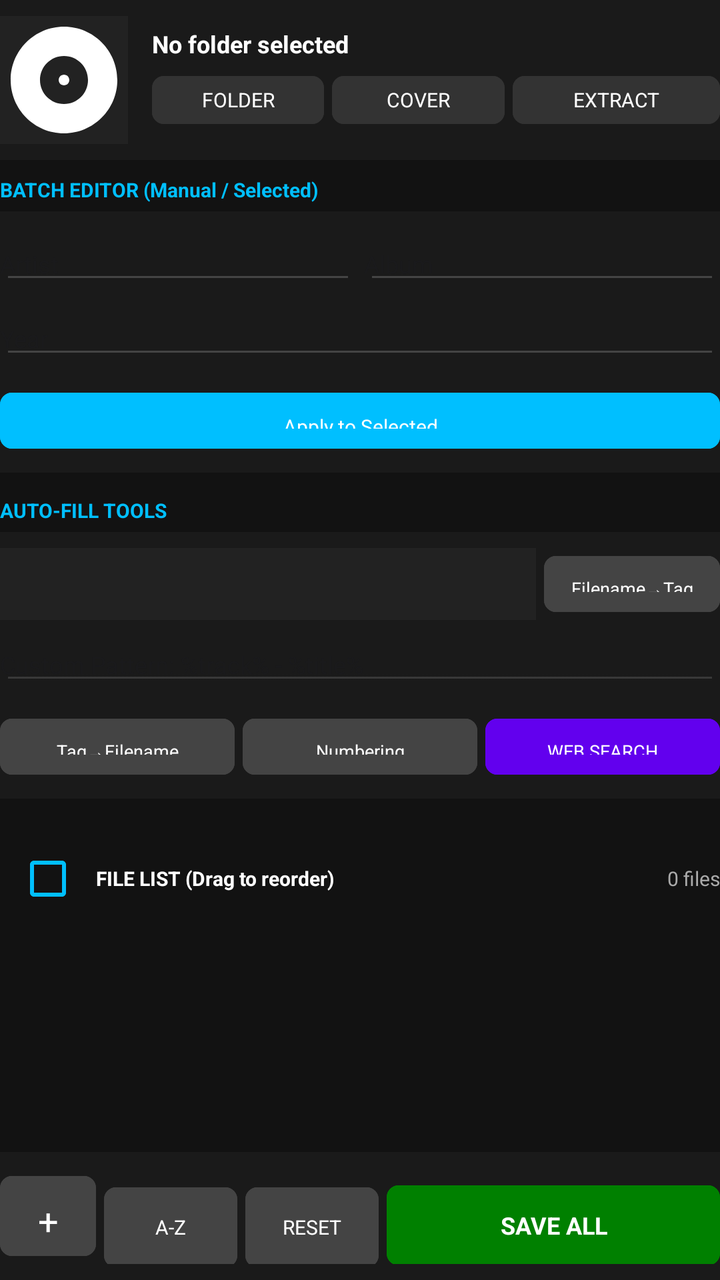
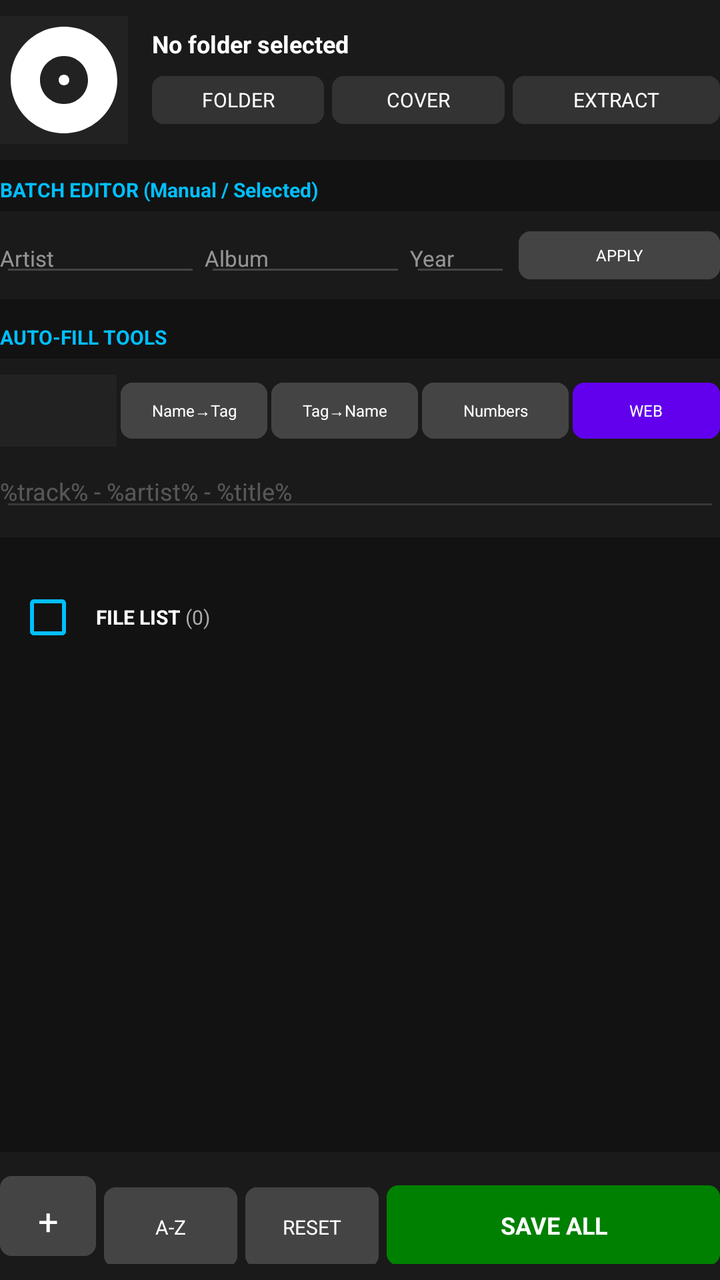

Two renders of the same Android screen: before a commit and after it. Below are the layout's source before the change and the commit's diff.
<!-- AndroidManifest.xml: application theme Theme.RetroMusic.MD3 -->
<!-- res/layout/activity_batch_tag_editor.xml -->
<?xml version="1.0" encoding="utf-8"?>
<LinearLayout xmlns:android="http://schemas.android.com/apk/res/android"
    xmlns:app="http://schemas.android.com/apk/res-auto"
    android:layout_width="match_parent"
    android:layout_height="match_parent"
    android:orientation="vertical"
    android:background="#121212">

    
    <LinearLayout
        android:layout_width="match_parent"
        android:layout_height="wrap_content"
        android:orientation="horizontal"
        android:padding="8dp"
        android:gravity="center_vertical"
        android:background="#1A1A1A">

        <ImageView
            android:id="@+id/ivAlbumArt"
            android:layout_width="64dp"
            android:layout_height="64dp"
            android:src="@drawable/ic_album"
            android:scaleType="centerCrop"
            android:background="#222222" />

        <LinearLayout
            android:layout_width="0dp"
            android:layout_height="wrap_content"
            android:layout_weight="1"
            android:orientation="vertical"
            android:layout_marginStart="12dp">

            <TextView
                android:id="@+id/tvCurrentFolder"
                android:layout_width="match_parent"
                android:layout_height="wrap_content"
                android:text="No folder selected"
                android:textColor="#FFFFFF"
                android:textSize="12sp"
                android:textStyle="bold"
                android:maxLines="1"
                android:ellipsize="middle" />

            <LinearLayout
                android:layout_width="match_parent"
                android:layout_height="wrap_content"
                android:orientation="horizontal"
                android:layout_marginTop="4dp">

                <Button
                    android:id="@+id/btnSelectFolder"
                    android:layout_width="0dp"
                    android:layout_height="32dp"
                    android:layout_weight="1"
                    android:text="FOLDER"
                    android:backgroundTint="#333333"
                    android:textColor="#FFFFFF"
                    android:textSize="10sp"
                    android:padding="0dp" />

                <Button
                    android:id="@+id/btnSelectArt"
                    android:layout_width="0dp"
                    android:layout_height="32dp"
                    android:layout_weight="1"
                    android:text="COVER"
                    android:backgroundTint="#333333"
                    android:textColor="#FFFFFF"
                    android:textSize="10sp"
                    android:layout_marginStart="4dp"
                    android:padding="0dp" />

                <Button
                    android:id="@+id/btnExtractArt"
                    android:layout_width="0dp"
                    android:layout_height="32dp"
                    android:layout_weight="1.2"
                    android:text="EXTRACT"
                    android:backgroundTint="#333333"
                    android:textColor="#FFFFFF"
                    android:textSize="10sp"
                    android:layout_marginStart="4dp"
                    android:padding="0dp" />
            </LinearLayout>
        </LinearLayout>

        <ImageView
            android:id="@+id/ivSuggestedCover"
            android:layout_width="48dp"
            android:layout_height="48dp"
            android:layout_marginStart="8dp"
            android:background="#3300FF00"
            android:scaleType="centerCrop"
            android:visibility="gone" />
    </LinearLayout>

    <androidx.core.widget.NestedScrollView
        android:layout_width="match_parent"
        android:layout_height="0dp"
        android:layout_weight="1"
        android:fillViewport="true">

        <LinearLayout
            android:layout_width="match_parent"
            android:layout_height="wrap_content"
            android:orientation="vertical"
            android:padding="8dp">

            
            <TextView
                android:layout_width="wrap_content"
                android:layout_height="wrap_content"
                android:text="BATCH EDITOR (Manual / Selected)"
                android:textColor="#00BFFF"
                android:textSize="10sp"
                android:textStyle="bold"
                android:layout_marginBottom="4dp" />

            <LinearLayout
                android:layout_width="match_parent"
                android:layout_height="wrap_content"
                android:orientation="vertical"
                android:background="#1A1A1A"
                android:padding="8dp">

                <LinearLayout
                    android:layout_width="match_parent"
                    android:layout_height="wrap_content"
                    android:orientation="horizontal">
                    <EditText android:id="@+id/etArtistBatch" android:layout_width="0dp" android:layout_weight="1" android:layout_height="wrap_content" android:hint="Artist" android:textColor="#FFFFFF" android:textSize="12sp" android:backgroundTint="#444444" />
                    <EditText android:id="@+id/etAlbumBatch" android:layout_width="0dp" android:layout_weight="1" android:layout_height="wrap_content" android:hint="Album" android:textColor="#FFFFFF" android:textSize="12sp" android:backgroundTint="#444444" android:layout_marginStart="4dp" />
                </LinearLayout>

                <LinearLayout
                    android:layout_width="match_parent"
                    android:layout_height="wrap_content"
                    android:orientation="horizontal"
                    android:layout_marginTop="4dp">
                    <EditText android:id="@+id/etYearBatch" android:layout_width="0dp" android:layout_weight="0.6" android:layout_height="wrap_content" android:hint="Year" android:textColor="#FFFFFF" android:textSize="12sp" android:backgroundTint="#444444" android:inputType="number" />
                </LinearLayout>

                <Button
                    android:id="@+id/btnApplyManualTags"
                    android:layout_width="match_parent"
                    android:layout_height="36dp"
                    android:text="Apply to Selected"
                    android:backgroundTint="#00BFFF"
                    android:textColor="#FFFFFF"
                    android:textSize="10sp"
                    android:layout_marginTop="8dp" />
            </LinearLayout>

            
            <TextView
                android:layout_width="wrap_content"
                android:layout_height="wrap_content"
                android:text="AUTO-FILL TOOLS"
                android:textColor="#00BFFF"
                android:textSize="10sp"
                android:textStyle="bold"
                android:layout_marginTop="12dp"
                android:layout_marginBottom="4dp" />

            <LinearLayout
                android:layout_width="match_parent"
                android:layout_height="wrap_content"
                android:orientation="vertical"
                android:background="#1A1A1A"
                android:padding="8dp">

                <LinearLayout
                    android:layout_width="match_parent"
                    android:layout_height="wrap_content"
                    android:orientation="horizontal"
                    android:gravity="center_vertical">

                    <androidx.appcompat.widget.AppCompatSpinner
                        android:id="@+id/spinnerPatterns"
                        android:layout_width="0dp"
                        android:layout_height="36dp"
                        android:layout_weight="1"
                        android:background="#222222" />

                    <Button
                        android:id="@+id/btnApplyPattern"
                        android:layout_width="wrap_content"
                        android:layout_height="36dp"
                        android:text="Filename→Tag"
                        android:textColor="#FFFFFF"
                        android:textSize="9sp"
                        android:backgroundTint="#444444"
                        android:layout_marginStart="4dp" />
                </LinearLayout>

                <EditText
                    android:id="@+id/etPattern"
                    android:layout_width="match_parent"
                    android:layout_height="wrap_content"
                    android:hint="Custom Pattern: %track% - %title%"
                    android:textColor="#FFFFFF"
                    android:textSize="12sp"
                    android:backgroundTint="#22FFFFFF"
                    android:layout_marginTop="4dp" />

                <LinearLayout
                    android:layout_width="match_parent"
                    android:layout_height="wrap_content"
                    android:orientation="horizontal"
                    android:layout_marginTop="8dp">
                    <Button android:id="@+id/btnRenameFiles" android:layout_width="0dp" android:layout_height="36dp" android:layout_weight="1" android:text="Tag→Filename" android:textColor="#FFFFFF" android:textSize="9sp" android:backgroundTint="#444444" />
                    <Button android:id="@+id/btnNumberTracks" android:layout_width="0dp" android:layout_height="36dp" android:layout_weight="1" android:text="Numbering" android:textColor="#FFFFFF" android:textSize="9sp" android:backgroundTint="#444444" android:layout_marginStart="4dp" />
                    <Button android:id="@+id/btnFetchInternet" android:layout_width="0dp" android:layout_height="36dp" android:layout_weight="1" android:text="WEB SEARCH" android:textColor="#FFFFFF" android:textSize="9sp" android:backgroundTint="#6200EE" android:layout_marginStart="4dp" />
                </LinearLayout>
            </LinearLayout>

            
            <LinearLayout
                android:id="@+id/webSearchPanel"
                android:layout_width="match_parent"
                android:layout_height="wrap_content"
                android:orientation="horizontal"
                android:layout_marginTop="8dp"
                android:visibility="gone">
                <EditText android:id="@+id/etArtistSearch" android:layout_width="0dp" android:layout_weight="1" android:layout_height="wrap_content" android:hint="Web Artist" android:textColor="#FFFFFF" android:textSize="12sp" />
                <EditText android:id="@+id/etAlbumSearch" android:layout_width="0dp" android:layout_weight="1" android:layout_height="wrap_content" android:hint="Web Album" android:textColor="#FFFFFF" android:textSize="12sp" />
            </LinearLayout>

            <LinearLayout
                android:layout_width="match_parent"
                android:layout_height="wrap_content"
                android:orientation="horizontal"
                android:layout_marginTop="16dp"
                android:gravity="center_vertical">
                <CheckBox
                    android:id="@+id/cbSelectAll"
                    android:layout_width="wrap_content"
                    android:layout_height="wrap_content"
                    android:checked="true"
                    android:buttonTint="#00BFFF" />
                <TextView
                    android:layout_width="0dp"
                    android:layout_height="wrap_content"
                    android:layout_weight="1"
                    android:text="FILE LIST (Drag to reorder)"
                    android:textColor="#FFFFFF"
                    android:textSize="10sp"
                    android:textStyle="bold" />
                <TextView
                    android:id="@+id/tvFileCount"
                    android:layout_width="wrap_content"
                    android:layout_height="wrap_content"
                    android:text="0 files"
                    android:textColor="#AAAAAA"
                    android:textSize="10sp" />
            </LinearLayout>

            <androidx.recyclerview.widget.RecyclerView
                android:id="@+id/rvSongs"
                android:layout_width="match_parent"
                android:layout_height="wrap_content"
                android:layout_marginTop="4dp"
                android:background="#161616"
                android:nestedScrollingEnabled="false" />

            
            <TextView
                android:id="@+id/tvWebRefLabel"
                android:layout_width="wrap_content"
                android:layout_height="wrap_content"
                android:text="WEB REFERENCE (MusicBrainz)"
                android:textColor="#00BFFF"
                android:textSize="10sp"
                android:textStyle="bold"
                android:layout_marginTop="16dp"
                android:visibility="gone" />

            <androidx.recyclerview.widget.RecyclerView
                android:id="@+id/rvMetadata"
                android:layout_width="match_parent"
                android:layout_height="wrap_content"
                android:background="#181818"
                android:visibility="gone" />

        </LinearLayout>
    </androidx.core.widget.NestedScrollView>

    
    <LinearLayout
        android:layout_width="match_parent"
        android:layout_height="wrap_content"
        android:orientation="horizontal"
        android:padding="8dp"
        android:background="#1A1A1A">

        <Button
            android:id="@+id/btnAddPlaceholder"
            android:layout_width="48dp"
            android:layout_height="48dp"
            android:text="+"
            android:textColor="#FFFFFF"
            android:textSize="18sp"
            android:backgroundTint="#444444" />

        <Button
            android:id="@+id/btnSortAlpha"
            android:layout_width="0dp"
            android:layout_height="48dp"
            android:layout_weight="1"
            android:text="A-Z"
            android:textColor="#FFFFFF"
            android:textSize="10sp"
            android:backgroundTint="#444444"
            android:layout_marginStart="4dp" />

        <Button
            android:id="@+id/btnClearTags"
            android:layout_width="0dp"
            android:layout_height="48dp"
            android:layout_weight="1"
            android:text="RESET"
            android:textColor="#FFFFFF"
            android:textSize="10sp"
            android:backgroundTint="#444444"
            android:layout_marginStart="4dp" />

        <Button
            android:id="@+id/btnSaveAll"
            android:layout_width="0dp"
            android:layout_height="48dp"
            android:layout_weight="2.5"
            android:text="SAVE ALL"
            android:textColor="#FFFFFF"
            android:textSize="12sp"
            android:textStyle="bold"
            android:backgroundTint="#008000"
            android:layout_marginStart="4dp" />
    </LinearLayout>

</LinearLayout>
<!-- resources referenced by this layout -->
<resources>
  <!-- drawable ic_album (drawable) -->
  <?xml version="1.0" encoding="utf-8"?>
  <vector xmlns:android="http://schemas.android.com/apk/res/android"
      android:width="24dp"
      android:height="24dp"
      android:viewportWidth="24"
      android:viewportHeight="24">
  
      <path
          android:fillColor="@color/md_white_1000"
          android:pathData="M12 2C6.48 2 2 6.48 2 12s4.48 10 10 10 10-4.48 10-10S17.52 2 12 2zm0 14.5c-2.49 0-4.5-2.01-4.5-4.5S9.51 7.5 12 7.5s4.5 2.01 4.5 4.5-2.01 4.5-4.5 4.5zm0-5.5c-0.55 0-1 0.45-1 1s0.45 1 1 1 1-0.45 1-1-0.45-1-1-1z" />
  </vector>
  <color name="md_white_1000">#FFFFFF</color>
  <!-- drawable round_selector (drawable) -->
  <ripple xmlns:android="http://schemas.android.com/apk/res/android"
      android:color="?android:attr/colorControlHighlight">
  
      <item
          android:id="@android:id/mask"
          android:drawable="@drawable/round_selector_mask" />
  
  </ripple>
  <!-- drawable rect_selector (drawable) -->
  <?xml version="1.0" encoding="utf-8"?>
  <ripple xmlns:android="http://schemas.android.com/apk/res/android"
      android:color="?android:attr/colorControlHighlight">
  
      <item android:id="@android:id/mask">
          <shape>
              <corners android:radius="@dimen/m3_card_corner_radius" />
              <solid android:color="@color/md_green_500" />
          </shape>
      </item>
      <item>
          <selector>
              <item android:state_activated="true">
                  <shape>
                      <corners android:radius="@dimen/m3_card_corner_radius" />
                      <solid android:color="?android:attr/colorControlHighlight" />
                  </shape>
              </item>
          </selector>
      </item>
  </ripple>
  <style name="MaterialButtonTheme" parent="Widget.Material3.Button">
          <item name="cornerRadius">6dp</item>
          <item name="iconGravity">textStart</item>
          <item name="iconTint">?attr/colorControlNormal</item>
          <item name="android:textColor">?android:attr/textColorPrimary</item>
          <item name="android:textAppearance">@style/TextViewNormal</item>
          <item name="android:textAllCaps">false</item>
          <item name="android:paddingTop">@dimen/button_padding_vertical</item>
          <item name="android:paddingBottom">@dimen/button_padding_vertical</item>
      </style>
  <style name="PlayerActionButtonStyle" parent="Widget.AppCompat.ActionButton">
          <item name="android:minWidth">140dp</item>
          <item name="android:paddingStart">48dp</item>
          <item name="android:paddingEnd">48dp</item>
      </style>
  <!-- drawable round_selector_mask (drawable) -->
  <?xml version="1.0" encoding="utf-8"?>
  <shape xmlns:android="http://schemas.android.com/apk/res/android"
      android:shape="oval">
      <solid android:color="@android:color/white" />
  </shape>
  <dimen name="m3_card_corner_radius">16dp</dimen>
  <color name="md_green_500">#4CAF50</color>
  <style name="TextViewNormal" parent="">
          <item name="android:textSize">14sp</item>
      </style>
  <dimen name="button_padding_vertical">10dp</dimen>
  <!-- unchanged entries left out for length: 1 -->
</resources>

<!-- the commit's change to res/layout/activity_batch_tag_editor.xml (unified diff, before → after) -->
@@ -119,35 +119,58 @@
             <LinearLayout
                 android:layout_width="match_parent"
                 android:layout_height="wrap_content"
-                android:orientation="vertical"
+                android:orientation="horizontal"
                 android:background="#1A1A1A"
-                android:padding="8dp">
-
-                <LinearLayout
-                    android:layout_width="match_parent"
-                    android:layout_height="wrap_content"
-                    android:orientation="horizontal">
-                    <EditText android:id="@+id/etArtistBatch" android:layout_width="0dp" android:layout_weight="1" android:layout_height="wrap_content" android:hint="Artist" android:textColor="#FFFFFF" android:textSize="12sp" android:backgroundTint="#444444" />
-                    <EditText android:id="@+id/etAlbumBatch" android:layout_width="0dp" android:layout_weight="1" android:layout_height="wrap_content" android:hint="Album" android:textColor="#FFFFFF" android:textSize="12sp" android:backgroundTint="#444444" android:layout_marginStart="4dp" />
-                </LinearLayout>
-
-                <LinearLayout
-                    android:layout_width="match_parent"
-                    android:layout_height="wrap_content"
-                    android:orientation="horizontal"
-                    android:layout_marginTop="4dp">
-                    <EditText android:id="@+id/etYearBatch" android:layout_width="0dp" android:layout_weight="0.6" android:layout_height="wrap_content" android:hint="Year" android:textColor="#FFFFFF" android:textSize="12sp" android:backgroundTint="#444444" android:inputType="number" />
-                </LinearLayout>
+                android:padding="6dp"
+                android:gravity="center_vertical">
+
+                <EditText
+                    android:id="@+id/etArtistBatch"
+                    android:layout_width="0dp"
+                    android:layout_height="wrap_content"
+                    android:layout_weight="1"
+                    android:backgroundTint="#444444"
+                    android:hint="Artist"
+                    android:textColor="#FFFFFF"
+                    android:textColorHint="#88FFFFFF"
+                    android:textSize="11sp" />
+
+                <EditText
+                    android:id="@+id/etAlbumBatch"
+                    android:layout_width="0dp"
+                    android:layout_height="wrap_content"
+                    android:layout_weight="1"
+                    android:layout_marginStart="2dp"
+                    android:backgroundTint="#444444"
+                    android:hint="Album"
+                    android:textColor="#FFFFFF"
+                    android:textColorHint="#88FFFFFF"
+                    android:textSize="11sp" />
+
+                <EditText
+                    android:id="@+id/etYearBatch"
+                    android:layout_width="0dp"
+                    android:layout_height="wrap_content"
+                    android:layout_weight="0.5"
+                    android:layout_marginStart="2dp"
+                    android:backgroundTint="#444444"
+                    android:hint="Year"
+                    android:inputType="number"
+                    android:textColor="#FFFFFF"
+                    android:textColorHint="#88FFFFFF"
+                    android:textSize="11sp" />
 
                 <Button
                     android:id="@+id/btnApplyManualTags"
-                    android:layout_width="match_parent"
-                    android:layout_height="36dp"
-                    android:text="Apply to Selected"
-                    android:backgroundTint="#00BFFF"
-                    android:textColor="#FFFFFF"
-                    android:textSize="10sp"
-                    android:layout_marginTop="8dp" />
+                    android:layout_width="0dp"
+                    android:layout_height="32dp"
+                    android:layout_weight="1"
+                    android:layout_marginStart="4dp"
+                    android:backgroundTint="#444444"
+                    android:text="APPLY"
+                    android:textColor="#FFFFFF"
+                    android:textSize="8sp"
+                    android:padding="0dp" />
             </LinearLayout>
 
             
@@ -178,39 +201,69 @@
                         android:id="@+id/spinnerPatterns"
                         android:layout_width="0dp"
                         android:layout_height="36dp"
-                        android:layout_weight="1"
+                        android:layout_weight="0.8"
                         android:background="#222222" />
 
                     <Button
                         android:id="@+id/btnApplyPattern"
-                        android:layout_width="wrap_content"
+                        android:layout_width="0dp"
                         android:layout_height="36dp"
-                        android:text="Filename→Tag"
+                        android:layout_weight="1"
+                        android:text="Name→Tag"
                         android:textColor="#FFFFFF"
-                        android:textSize="9sp"
+                        android:textSize="8sp"
                         android:backgroundTint="#444444"
-                        android:layout_marginStart="4dp" />
+                        android:layout_marginStart="2dp"
+                        android:padding="0dp" />
+
+                    <Button
+                        android:id="@+id/btnRenameFiles"
+                        android:layout_width="0dp"
+                        android:layout_height="36dp"
+                        android:layout_weight="1"
+                        android:text="Tag→Name"
+                        android:textColor="#FFFFFF"
+                        android:textSize="8sp"
+                        android:backgroundTint="#444444"
+                        android:layout_marginStart="2dp"
+                        android:padding="0dp" />
+
+                    <Button
+                        android:id="@+id/btnNumberTracks"
+                        android:layout_width="0dp"
+                        android:layout_height="36dp"
+                        android:layout_weight="1"
+                        android:text="Numbers"
+                        android:textColor="#FFFFFF"
+                        android:textSize="8sp"
+                        android:backgroundTint="#444444"
+                        android:layout_marginStart="2dp"
+                        android:padding="0dp" />
+
+                    <Button
+                        android:id="@+id/btnFetchInternet"
+                        android:layout_width="0dp"
+                        android:layout_height="36dp"
+                        android:layout_weight="1"
+                        android:text="WEB"
+                        android:textColor="#FFFFFF"
+                        android:textSize="8sp"
+                        android:backgroundTint="#6200EE"
+                        android:layout_marginStart="2dp"
+                        android:padding="0dp" />
                 </LinearLayout>
 
                 <EditText
                     android:id="@+id/etPattern"
                     android:layout_width="match_parent"
                     android:layout_height="wrap_content"
-                    android:hint="Custom Pattern: %track% - %title%"
-                    android:textColor="#FFFFFF"
+                    android:hint="%track% - %artist% - %title%"
+                    android:textColor="#FFFFFF"
+                    android:textColorHint="#44FFFFFF"
                     android:textSize="12sp"
                     android:backgroundTint="#22FFFFFF"
-                    android:layout_marginTop="4dp" />
-
-                <LinearLayout
-                    android:layout_width="match_parent"
-                    android:layout_height="wrap_content"
-                    android:orientation="horizontal"
-                    android:layout_marginTop="8dp">
-                    <Button android:id="@+id/btnRenameFiles" android:layout_width="0dp" android:layout_height="36dp" android:layout_weight="1" android:text="Tag→Filename" android:textColor="#FFFFFF" android:textSize="9sp" android:backgroundTint="#444444" />
-                    <Button android:id="@+id/btnNumberTracks" android:layout_width="0dp" android:layout_height="36dp" android:layout_weight="1" android:text="Numbering" android:textColor="#FFFFFF" android:textSize="9sp" android:backgroundTint="#444444" android:layout_marginStart="4dp" />
-                    <Button android:id="@+id/btnFetchInternet" android:layout_width="0dp" android:layout_height="36dp" android:layout_weight="1" android:text="WEB SEARCH" android:textColor="#FFFFFF" android:textSize="9sp" android:backgroundTint="#6200EE" android:layout_marginStart="4dp" />
-                </LinearLayout>
+                    android:layout_marginTop="4dp"
+                    android:visibility="visible" />
             </LinearLayout>
 
             
@@ -230,56 +283,80 @@
                 android:layout_height="wrap_content"
                 android:orientation="horizontal"
                 android:layout_marginTop="16dp"
-                android:gravity="center_vertical">
-                <CheckBox
-                    android:id="@+id/cbSelectAll"
-                    android:layout_width="wrap_content"
-                    android:layout_height="wrap_content"
-                    android:checked="true"
-                    android:buttonTint="#00BFFF" />
+                android:gravity="center_vertical"
+                android:weightSum="2">
+
+                <LinearLayout
+                    android:layout_width="0dp"
+                    android:layout_height="wrap_content"
+                    android:layout_weight="1"
+                    android:orientation="horizontal"
+                    android:gravity="center_vertical">
+                    <CheckBox
+                        android:id="@+id/cbSelectAll"
+                        android:layout_width="wrap_content"
+                        android:layout_height="wrap_content"
+                        android:checked="true"
+                        android:buttonTint="#00BFFF" />
+                    <TextView
+                        android:layout_width="wrap_content"
+                        android:layout_height="wrap_content"
+                        android:text="FILE LIST"
+                        android:textColor="#FFFFFF"
+                        android:textSize="10sp"
+                        android:textStyle="bold" />
+                    <TextView
+                        android:id="@+id/tvFileCount"
+                        android:layout_width="wrap_content"
+                        android:layout_height="wrap_content"
+                        android:text=" (0)"
+                        android:textColor="#AAAAAA"
+                        android:textSize="10sp" />
+                </LinearLayout>
+
                 <TextView
-                    android:layout_width="0dp"
-                    android:layout_height="wrap_content"
-                    android:layout_weight="1"
-                    android:text="FILE LIST (Drag to reorder)"
-                    android:textColor="#FFFFFF"
+                    android:id="@+id/tvWebRefLabel"
+                    android:layout_width="0dp"
+                    android:layout_height="wrap_content"
+                    android:layout_weight="1"
+                    android:text="WEB REFERENCE"
+                    android:textColor="#00BFFF"
                     android:textSize="10sp"
-                    android:textStyle="bold" />
-                <TextView
-                    android:id="@+id/tvFileCount"
-                    android:layout_width="wrap_content"
-                    android:layout_height="wrap_content"
-                    android:text="0 files"
-                    android:textColor="#AAAAAA"
-                    android:textSize="10sp" />
-            </LinearLayout>
-
-            <androidx.recyclerview.widget.RecyclerView
-                android:id="@+id/rvSongs"
-                android:layout_width="match_parent"
-                android:layout_height="wrap_content"
-                android:layout_marginTop="4dp"
-                android:background="#161616"
-                android:nestedScrollingEnabled="false" />
-
-            
-            <TextView
-                android:id="@+id/tvWebRefLabel"
-                android:layout_width="wrap_content"
-                android:layout_height="wrap_content"
-                android:text="WEB REFERENCE (MusicBrainz)"
-                android:textColor="#00BFFF"
-                android:textSize="10sp"
-                android:textStyle="bold"
-                android:layout_marginTop="16dp"
-                android:visibility="gone" />
-
-            <androidx.recyclerview.widget.RecyclerView
-                android:id="@+id/rvMetadata"
-                android:layout_width="match_parent"
-                android:layout_height="wrap_content"
-                android:background="#181818"
-                android:visibility="gone" />
+                    android:textStyle="bold"
+                    android:gravity="center"
+                    android:visibility="gone" />
+            </LinearLayout>
+
+            <LinearLayout
+                android:layout_width="match_parent"
+                android:layout_height="wrap_content"
+                android:orientation="horizontal"
+                android:weightSum="2">
+
+                <androidx.recyclerview.widget.RecyclerView
+                    android:id="@+id/rvSongs"
+                    android:layout_width="0dp"
+                    android:layout_height="wrap_content"
+                    android:layout_weight="1"
+                    android:background="#161616"
+                    android:nestedScrollingEnabled="false" />
+
+                <View
+                    android:id="@+id/vListDivider"
+                    android:layout_width="1dp"
+                    android:layout_height="match_parent"
+                    android:background="#333333"
+                    android:visibility="gone" />
+
+                <androidx.recyclerview.widget.RecyclerView
+                    android:id="@+id/rvMetadata"
+                    android:layout_width="0dp"
+                    android:layout_height="wrap_content"
+                    android:layout_weight="1"
+                    android:background="#181818"
+                    android:nestedScrollingEnabled="false"
+                    android:visibility="gone" />
+            </LinearLayout>
 
         </LinearLayout>
     </androidx.core.widget.NestedScrollView>
